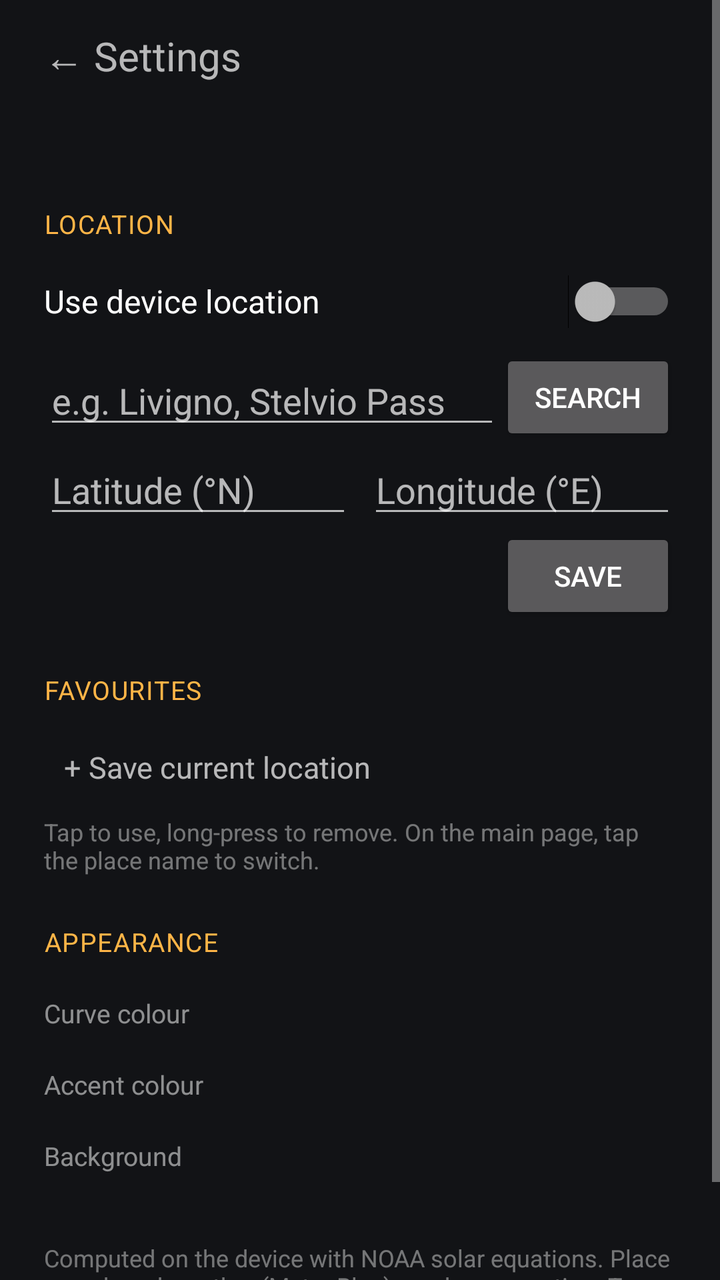
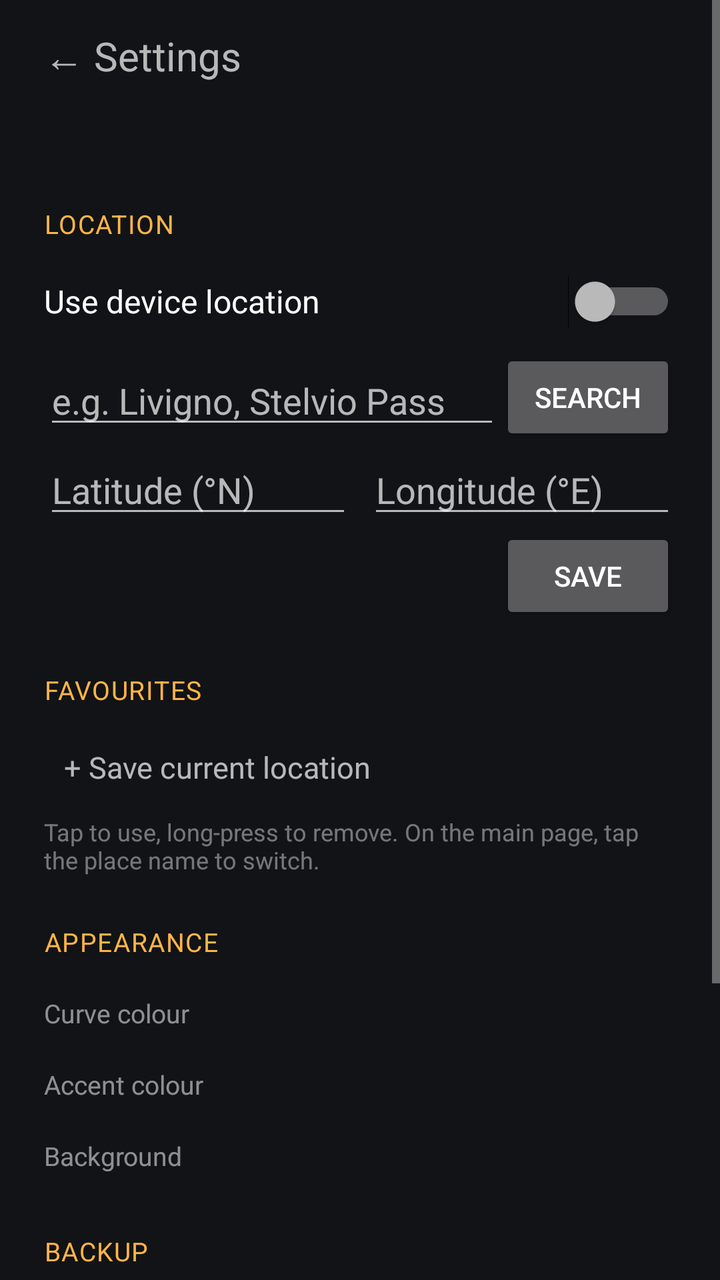

Before-and-after screenshots of an Android layout around one commit, followed by the original layout XML and the change that was made.
<!-- AndroidManifest.xml: application theme Theme.SunW -->
<!-- res/layout/activity_settings.xml -->
<?xml version="1.0" encoding="utf-8"?>
<ScrollView xmlns:android="http://schemas.android.com/apk/res/android"
    android:layout_width="match_parent"
    android:layout_height="match_parent"
    android:fitsSystemWindows="true">

    <LinearLayout
        android:layout_width="match_parent"
        android:layout_height="wrap_content"
        android:orientation="vertical"
        android:paddingHorizontal="22dp"
        android:paddingBottom="28dp">

        <TextView
            android:id="@+id/back"
            android:layout_width="wrap_content"
            android:layout_height="56dp"
            android:background="?android:attr/selectableItemBackground"
            android:gravity="center_vertical"
            android:text="@string/settings_title"
            android:textSize="20sp" />

        <TextView
            android:id="@+id/summary"
            android:layout_width="wrap_content"
            android:layout_height="wrap_content"
            android:layout_marginBottom="4dp"
            android:alpha="0.8"
            android:lineSpacingExtra="3dp"
            android:textSize="14sp" />

        
        <TextView
            style="@style/SectionHeader"
            android:text="@string/section_position" />

        <Switch
            android:id="@+id/auto_location"
            android:layout_width="match_parent"
            android:layout_height="wrap_content"
            android:minHeight="48dp"
            android:text="@string/auto_location"
            android:textSize="16sp" />

        <LinearLayout
            android:layout_width="match_parent"
            android:layout_height="wrap_content"
            android:gravity="center_vertical"
            android:orientation="horizontal">

            <EditText
                android:id="@+id/search_query"
                android:layout_width="0dp"
                android:layout_height="wrap_content"
                android:layout_weight="1"
                android:hint="@string/search_hint"
                android:imeOptions="actionSearch"
                android:importantForAutofill="no"
                android:inputType="textCapWords"
                android:maxLines="1" />

            <Button
                android:id="@+id/search"
                android:layout_width="wrap_content"
                android:layout_height="wrap_content"
                android:text="@string/search" />
        </LinearLayout>

        <LinearLayout
            android:layout_width="match_parent"
            android:layout_height="wrap_content"
            android:orientation="horizontal">

            <EditText
                android:id="@+id/latitude"
                android:layout_width="0dp"
                android:layout_height="wrap_content"
                android:layout_marginEnd="8dp"
                android:layout_weight="1"
                android:hint="@string/latitude"
                android:importantForAutofill="no"
                android:inputType="numberSigned|numberDecimal" />

            <EditText
                android:id="@+id/longitude"
                android:layout_width="0dp"
                android:layout_height="wrap_content"
                android:layout_weight="1"
                android:hint="@string/longitude"
                android:importantForAutofill="no"
                android:inputType="numberSigned|numberDecimal" />
        </LinearLayout>

        <Button
            android:id="@+id/save"
            android:layout_width="wrap_content"
            android:layout_height="wrap_content"
            android:layout_gravity="end"
            android:text="@string/save" />

        
        <TextView
            style="@style/SectionHeader"
            android:text="@string/section_favorites" />

        <LinearLayout
            android:id="@+id/favorites"
            android:layout_width="match_parent"
            android:layout_height="wrap_content"
            android:orientation="vertical" />

        <TextView
            android:id="@+id/add_favorite"
            android:layout_width="wrap_content"
            android:layout_height="48dp"
            android:background="?android:attr/selectableItemBackground"
            android:gravity="center_vertical"
            android:paddingHorizontal="10dp"
            android:text="@string/add_favorite"
            android:textSize="15sp" />

        <TextView
            android:layout_width="wrap_content"
            android:layout_height="wrap_content"
            android:alpha="0.6"
            android:text="@string/favorites_hint"
            android:textSize="12sp" />

        
        <TextView
            style="@style/SectionHeader"
            android:text="@string/section_appearance" />

        <TextView
            style="@style/SubHeader"
            android:text="@string/curve_color" />

        <RadioGroup
            android:id="@+id/curve_styles"
            android:layout_width="match_parent"
            android:layout_height="wrap_content" />

        <TextView
            style="@style/SubHeader"
            android:text="@string/accent_color" />

        <HorizontalScrollView
            android:layout_width="match_parent"
            android:layout_height="wrap_content"
            android:scrollbars="none">

            <LinearLayout
                android:id="@+id/accents"
                android:layout_width="wrap_content"
                android:layout_height="wrap_content"
                android:orientation="horizontal" />
        </HorizontalScrollView>

        <TextView
            style="@style/SubHeader"
            android:text="@string/background" />

        <HorizontalScrollView
            android:layout_width="match_parent"
            android:layout_height="wrap_content"
            android:scrollbars="none">

            <LinearLayout
                android:id="@+id/themes"
                android:layout_width="wrap_content"
                android:layout_height="wrap_content"
                android:orientation="horizontal" />
        </HorizontalScrollView>

        <TextView
            android:layout_width="wrap_content"
            android:layout_height="wrap_content"
            android:layout_marginTop="28dp"
            android:alpha="0.6"
            android:text="@string/about"
            android:textSize="12sp" />
    </LinearLayout>
</ScrollView>
<!-- resources referenced by this layout -->
<resources>
  <string name="about">Computed on the device with NOAA solar equations. Place search and weather (MeteoBlue) need a connection. Tap the widget to open this screen.</string>
  <string name="accent_color">Accent colour</string>
  <string name="add_favorite">+ Save current location</string>
  <string name="auto_location">Use device location</string>
  <string name="background">Background</string>
  <string name="curve_color">Curve colour</string>
  <string name="favorites_hint">Tap to use, long-press to remove. On the main page, tap the place name to switch.</string>
  <string name="latitude">Latitude (°N)</string>
  <string name="longitude">Longitude (°E)</string>
  <string name="save">Save</string>
  <string name="search">Search</string>
  <string name="search_hint">e.g. Livigno, Stelvio Pass</string>
  <string name="section_appearance">Appearance</string>
  <string name="section_favorites">Favourites</string>
  <string name="section_position">Location</string>
  <string name="settings_title">←  Settings</string>
  <style name="SectionHeader">
          <item name="android:layout_width">wrap_content</item>
          <item name="android:layout_height">wrap_content</item>
          <item name="android:layout_marginTop">24dp</item>
          <item name="android:layout_marginBottom">6dp</item>
          <item name="android:textAllCaps">true</item>
          <item name="android:letterSpacing">0.04</item>
          <item name="android:textColor">?android:attr/colorAccent</item>
          <item name="android:textSize">13sp</item>
      </style>
  <style name="SubHeader">
          <item name="android:layout_width">wrap_content</item>
          <item name="android:layout_height">wrap_content</item>
          <item name="android:layout_marginTop">12dp</item>
          <item name="android:layout_marginBottom">6dp</item>
          <item name="android:alpha">0.75</item>
          <item name="android:textSize">13sp</item>
      </style>
  <style name="Theme.SunW" parent="android:Theme.Material.NoActionBar">
          <item name="android:colorAccent">#FFB547</item>
          <item name="android:windowBackground">@color/page_background</item>
      </style>
  <color name="page_background">#121316</color>
</resources>

<!-- the commit's change to res/layout/activity_settings.xml (unified diff, before → after) -->
@@ -172,6 +172,39 @@
                 android:orientation="horizontal" />
         </HorizontalScrollView>
 
+        
+        <TextView
+            style="@style/SectionHeader"
+            android:text="@string/section_backup" />
+
+        <LinearLayout
+            android:layout_width="match_parent"
+            android:layout_height="wrap_content"
+            android:orientation="horizontal">
+
+            <Button
+                android:id="@+id/export_settings"
+                android:layout_width="0dp"
+                android:layout_height="wrap_content"
+                android:layout_marginEnd="8dp"
+                android:layout_weight="1"
+                android:text="@string/export_settings" />
+
+            <Button
+                android:id="@+id/import_settings"
+                android:layout_width="0dp"
+                android:layout_height="wrap_content"
+                android:layout_weight="1"
+                android:text="@string/import_settings" />
+        </LinearLayout>
+
+        <TextView
+            android:layout_width="wrap_content"
+            android:layout_height="wrap_content"
+            android:alpha="0.6"
+            android:text="@string/backup_hint"
+            android:textSize="12sp" />
+
         <TextView
             android:layout_width="wrap_content"
             android:layout_height="wrap_content"
<!-- resource entries referenced after the edit -->
@@ -5,14 +5,18 @@
   <string name="add_favorite">+ Save current location</string>
   <string name="auto_location">Use device location</string>
   <string name="background">Background</string>
+  <string name="backup_hint">Save place, favourites and appearance to a file (e.g. on Drive or in Downloads) and restore them after a reinstall or on another phone.</string>
   <string name="curve_color">Curve colour</string>
+  <string name="export_settings">Export settings</string>
   <string name="favorites_hint">Tap to use, long-press to remove. On the main page, tap the place name to switch.</string>
+  <string name="import_settings">Import settings</string>
   <string name="latitude">Latitude (°N)</string>
   <string name="longitude">Longitude (°E)</string>
   <string name="save">Save</string>
   <string name="search">Search</string>
   <string name="search_hint">e.g. Livigno, Stelvio Pass</string>
   <string name="section_appearance">Appearance</string>
+  <string name="section_backup">Backup</string>
   <string name="section_favorites">Favourites</string>
   <string name="section_position">Location</string>
   <string name="settings_title">←  Settings</string>
